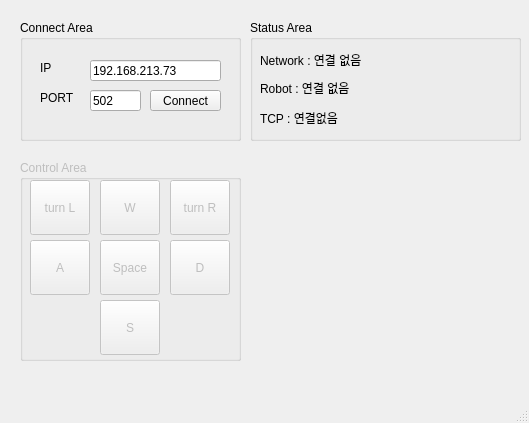
Above: ui/ui_main.ui from varzeny/Universal_Robots_clawMachine before the change. Below: the same form after it.
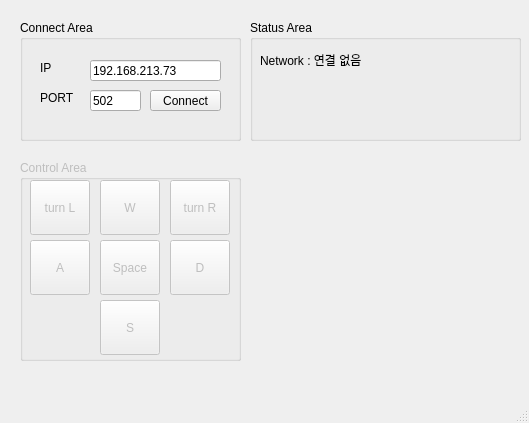
That is the form after the change.

Diff of the .ui file:
```diff
--- a/ui/ui_main.ui
+++ b/ui/ui_main.ui
@@ -247,19 +247,6 @@
     <property name="title">
      <string>Status Area</string>
     </property>
-    <widget class="QLabel" name="label_tcp">
-     <property name="geometry">
-      <rect>
-       <x>10</x>
-       <y>90</y>
-       <width>251</width>
-       <height>16</height>
-      </rect>
-     </property>
-     <property name="text">
-      <string>TCP : 연결없음</string>
-     </property>
-    </widget>
     <widget class="QLabel" name="label_network">
      <property name="geometry">
       <rect>
@@ -273,19 +260,6 @@
       <string>Network : 연결 없음</string>
      </property>
     </widget>
-    <widget class="QLabel" name="label_robot">
-     <property name="geometry">
-      <rect>
-       <x>10</x>
-       <y>60</y>
-       <width>251</width>
-       <height>16</height>
-      </rect>
-     </property>
-     <property name="text">
-      <string>Robot : 연결 없음</string>
-     </property>
-    </widget>
    </widget>
   </widget>
   <widget class="QMenuBar" name="menubar">
```
Left out of the diff: 2 changed lines with no effect on the pictures.
